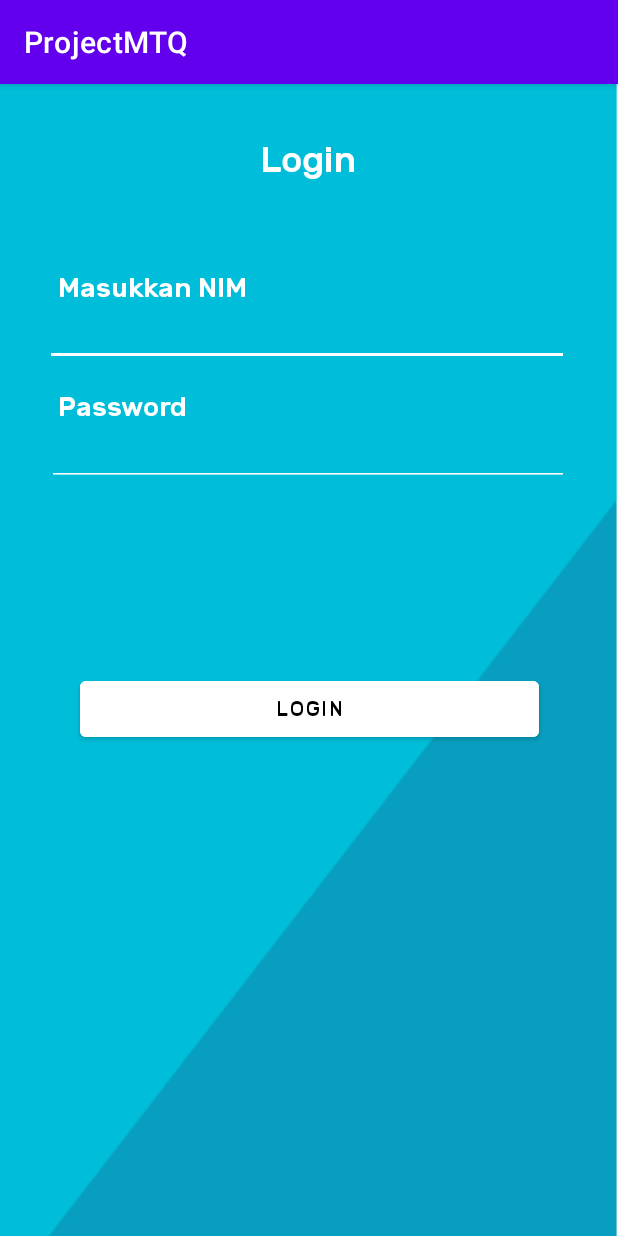
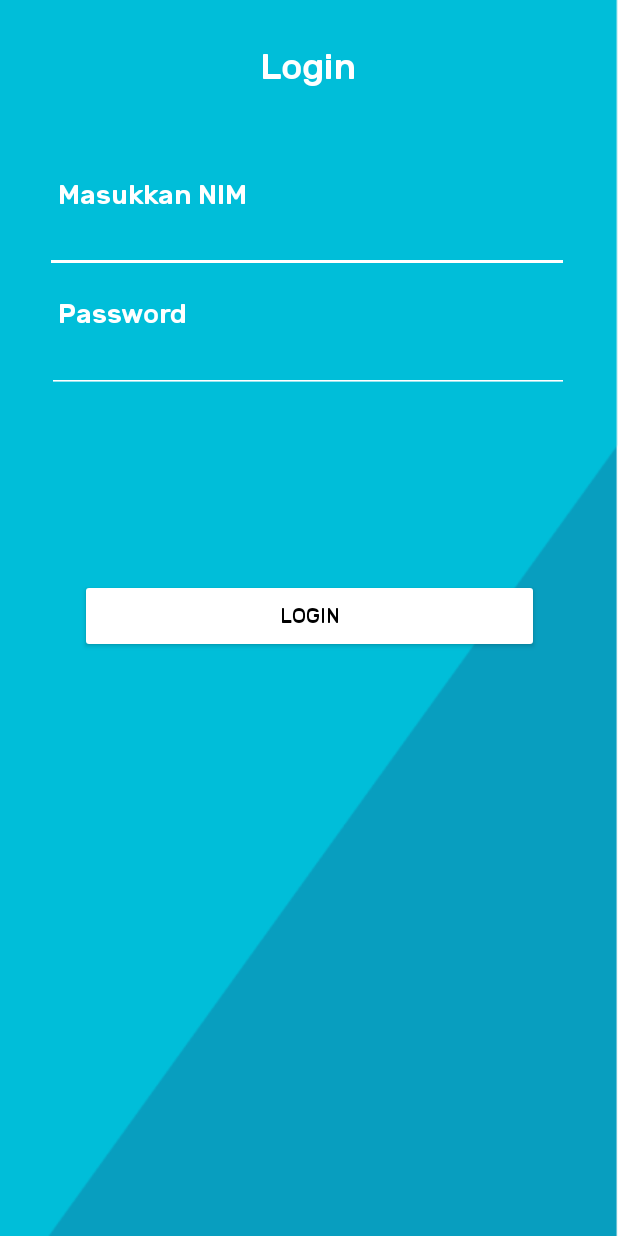
Before and after one commit to dimas-ren-s/Projek-MTQ-PBM, an Android app: the screen it shows after launch (MainActivity), on a phone screen of 412 x 824 dp. Run offline under Robolectric (Android 15) with nearby library versions, the phone set to English and light mode, and no system bars.

Commit message:
Delete TitleBar

```diff
--- a/app/src/main/AndroidManifest.xml
+++ b/app/src/main/AndroidManifest.xml
@@ -8,7 +8,7 @@
         android:label="@string/app_name"
         android:roundIcon="@mipmap/ic_launcher_round"
         android:supportsRtl="true"
-        android:theme="@style/Theme.ProjectMTQ">
+        android:theme="@style/AppTheme.NoActionBar">
         <activity
             android:name=".MainActivity"
             android:exported="true">
--- a/app/src/main/res/layout/activity_main.xml
+++ b/app/src/main/res/layout/activity_main.xml
@@ -13,7 +13,7 @@
         android:id="@+id/judulLogin"
         android:layout_width="wrap_content"
         android:layout_height="wrap_content"
-        android:layout_marginTop="36dp"
+        android:layout_marginTop="30dp"
         android:fontFamily="@font/rubikmedium"
         android:text="Login"
         android:textColor="#FFFFFF"
--- /dev/null
+++ b/app/src/main/res/values/styles.xml
@@ -0,0 +1,8 @@
+<?xml version="1.0" encoding="utf-8"?>
+<resources>
+    <style name="AppTheme.NoActionBar" parent="Theme.AppCompat.Light.DarkActionBar">
+        <item name="windowActionBar">false</item>
+        <item name="windowNoTitle">true</item>
+        <item name="android:windowFullscreen">true</item>
+    </style>
+</resources>
```
